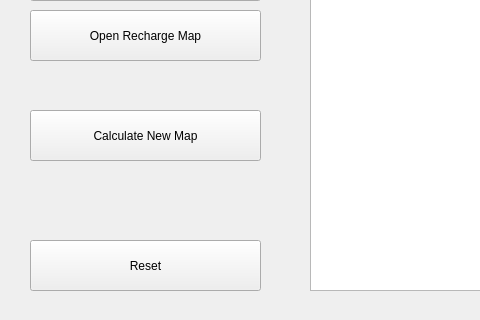
Qt form mainwindow.ui (garretthooten/NitrateCalculatorGUI) before a commit; both pictures show x 0 to 480 and y 280 to 600 of the 800 by 600 pixel window.
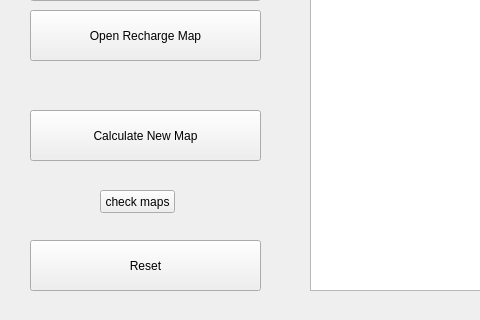
The same form after that commit.

What changed in the file:
```diff
--- a/mainwindow.ui
+++ b/mainwindow.ui
@@ -172,6 +172,19 @@
      <number>24</number>
     </property>
    </widget>
+   <widget class="QPushButton" name="devmap">
+    <property name="geometry">
+     <rect>
+      <x>100</x>
+      <y>470</y>
+      <width>75</width>
+      <height>23</height>
+     </rect>
+    </property>
+    <property name="text">
+     <string>check maps</string>
+    </property>
+   </widget>
   </widget>
   <widget class="QStatusBar" name="statusbar"/>
  </widget>
```
